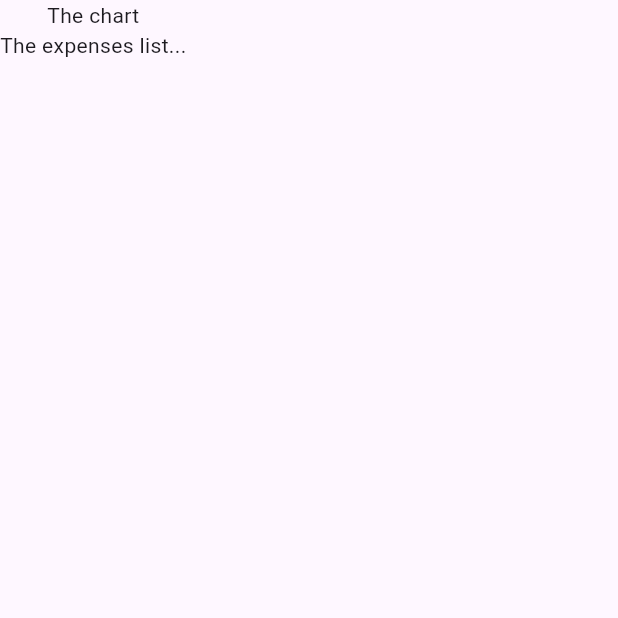
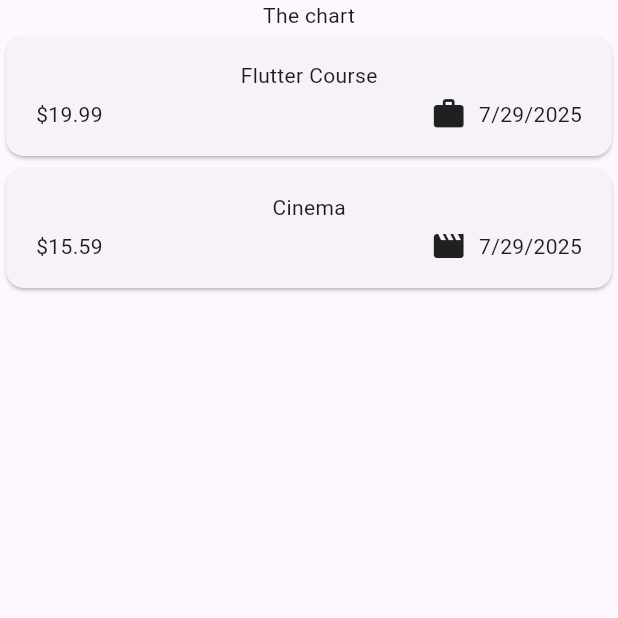
Before and after one commit to matidr/expense_tracking, a Flutter app: the screen it shows after launch, on a phone screen of 412 x 824 dp, the top half of it. Run offline on Flutter 3.47's test engine with Material 3 defaults, Android fonts, the phone set to English and light mode, and no system bars.

Commit message:
chore(*): create expenses list and item and add basic info to it

```diff
--- a/lib/expenses.dart
+++ /dev/null
@@ -1,21 +0,0 @@
-import 'package:flutter/material.dart';
-
-class Expenses extends StatefulWidget {
-  const Expenses({super.key});
-
-  @override
-  State<StatefulWidget> createState() {
-    return _ExpensesState();
-  }
-}
-
-class _ExpensesState extends State<Expenses> {
-  @override
-  Widget build(BuildContext context) {
-    return Scaffold(
-      body: Column(
-        children: const [Text('The chart'), Text('The expenses list...')],
-      ),
-    );
-  }
-}
--- a/lib/main.dart
+++ b/lib/main.dart
@@ -1,4 +1,4 @@
-import 'package:expense_tracking/expenses.dart';
+import 'package:expense_tracking/widgets/expenses.dart';
 import 'package:flutter/material.dart';
 
 void main() {
--- /dev/null
+++ b/lib/models/expense.dart
@@ -0,0 +1,35 @@
+import 'package:flutter/material.dart';
+import 'package:intl/intl.dart';
+import 'package:uuid/uuid.dart';
+
+const uuid = Uuid();
+
+enum Category { food, travel, leisure, work }
+
+final formatter = DateFormat.yMd();
+
+const categoryIcons = {
+  Category.food: Icons.lunch_dining,
+  Category.travel: Icons.flight_takeoff,
+  Category.leisure: Icons.movie,
+  Category.work: Icons.work,
+};
+
+class Expense {
+  Expense({
+    required this.amount,
+    required this.title,
+    required this.date,
+    required this.category,
+  }) : id = uuid.v4();
+
+  final String id;
+  final String title;
+  final double amount;
+  final DateTime date;
+  final Category category;
+
+  String get formattedDate {
+    return formatter.format(date);
+  }
+}
--- /dev/null
+++ b/lib/widgets/expenses.dart
@@ -0,0 +1,41 @@
+import 'package:expense_tracking/widgets/expenses_list/expenses_list.dart';
+import 'package:expense_tracking/models/expense.dart';
+import 'package:flutter/material.dart';
+
+class Expenses extends StatefulWidget {
+  const Expenses({super.key});
+
+  @override
+  State<StatefulWidget> createState() {
+    return _ExpensesState();
+  }
+}
+
+class _ExpensesState extends State<Expenses> {
+  final List<Expense> _registeredExpenses = [
+    Expense(
+      amount: 19.99,
+      title: 'Flutter Course',
+      date: DateTime.now(),
+      category: Category.work,
+    ),
+    Expense(
+      amount: 15.59,
+      title: 'Cinema',
+      date: DateTime.now(),
+      category: Category.leisure,
+    ),
+  ];
+
+  @override
+  Widget build(BuildContext context) {
+    return Scaffold(
+      body: Column(
+        children: [
+          const Text('The chart'),
+          Expanded(child: ExpensesList(expenses: _registeredExpenses)),
+        ],
+      ),
+    );
+  }
+}
--- /dev/null
+++ b/lib/widgets/expenses_list/expense_item.dart
@@ -0,0 +1,36 @@
+import 'package:expense_tracking/models/expense.dart';
+import 'package:flutter/material.dart';
+
+class ExpenseItem extends StatelessWidget {
+  const ExpenseItem({super.key, required this.expense});
+
+  final Expense expense;
+
+  @override
+  Widget build(BuildContext context) {
+    return Card(
+      child: Padding(
+        padding: EdgeInsets.symmetric(horizontal: 20, vertical: 16),
+        child: Column(
+          children: [
+            Text(expense.title),
+            const SizedBox(height: 4),
+            Row(
+              children: [
+                Text('\$${expense.amount.toStringAsFixed(2)}'),
+                const Spacer(),
+                Row(
+                  children: [
+                    Icon(categoryIcons[expense.category]),
+                    const SizedBox(width: 8),
+                    Text(expense.formattedDate),
+                  ],
+                ),
+              ],
+            ),
+          ],
+        ),
+      ),
+    );
+  }
+}
--- /dev/null
+++ b/lib/widgets/expenses_list/expenses_list.dart
@@ -0,0 +1,17 @@
+import 'package:expense_tracking/models/expense.dart';
+import 'package:expense_tracking/widgets/expenses_list/expense_item.dart';
+import 'package:flutter/cupertino.dart';
+
+class ExpensesList extends StatelessWidget {
+  const ExpensesList({super.key, required this.expenses});
+
+  final List<Expense> expenses;
+
+  @override
+  Widget build(BuildContext context) {
+    return ListView.builder(
+      itemCount: expenses.length,
+      itemBuilder: (context, index) => ExpenseItem(expense: expenses[index]),
+    );
+  }
+}
--- a/pubspec.yaml
+++ b/pubspec.yaml
@@ -34,6 +34,8 @@
   # The following adds the Cupertino Icons font to your application.
   # Use with the CupertinoIcons class for iOS style icons.
   cupertino_icons: ^1.0.8
+  uuid: ^4.5.1
+  intl: ^0.20.2
 
 dev_dependencies:
   flutter_test:
```
Also changed, not shown: 1 other file.
